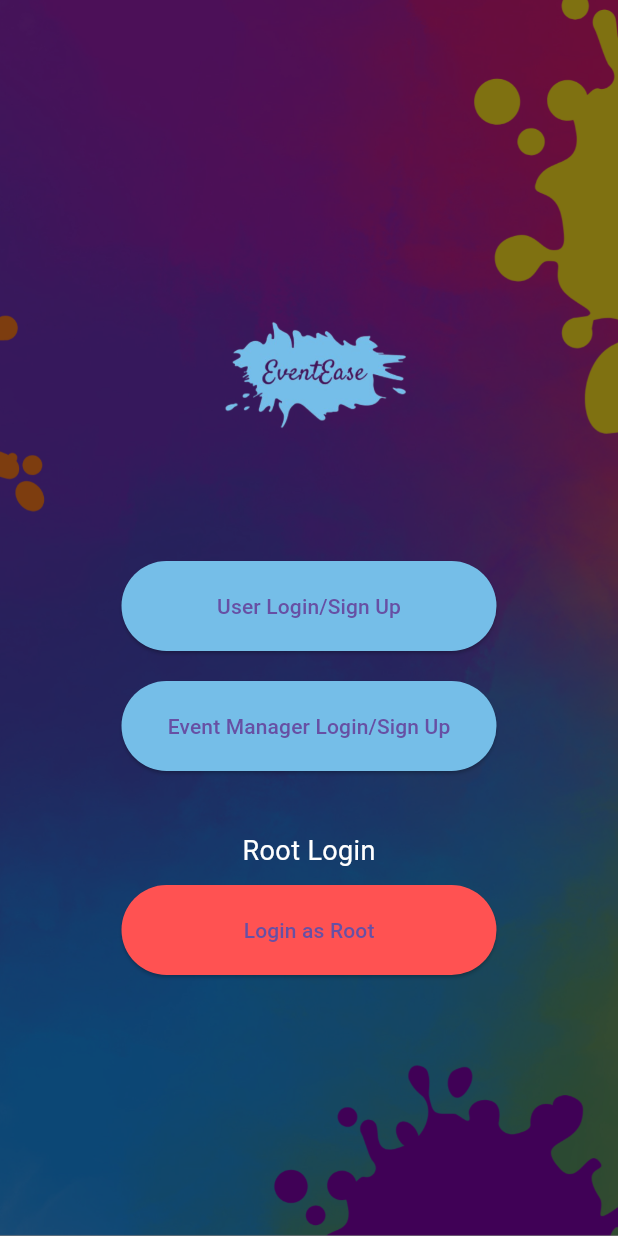
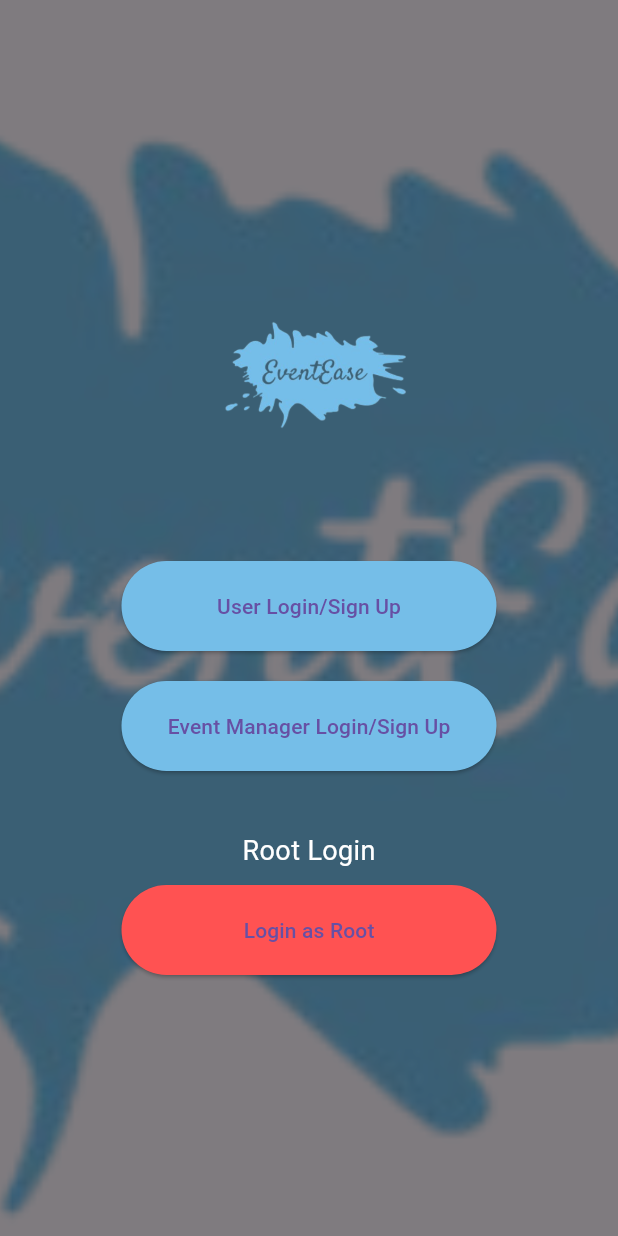
Before and after one commit to rudrap19/eventease1, a Flutter app: the screen it shows after launch, on a phone screen of 412 x 824 dp. Run offline on Flutter 3.47's test engine with Material 3 defaults, Android fonts, the phone set to English and light mode, and no system bars; our stand-ins replace carousel_slider, cloud_firestore, firebase_auth, firebase_core, firebase_storage, fluttertoast and 1 more; accounts and stored records are empty.

Commit message:
commit 10

```diff
--- a/lib/login_choice_file.dart
+++ b/lib/login_choice_file.dart
@@ -3,8 +3,7 @@ import 'user_auth_page.dart';
 import 'manager_auth_page.dart';
 
 /// This page displays separate login options for Users, Event Managers, and Root.
-/// - Users and Root use Firebase Authentication.
-/// - Event Managers use a custom flow that stores their details in Firestore.
+
 class LoginChoicePage extends StatelessWidget {
   @override
   Widget build(BuildContext context) {
@@ -15,7 +14,7 @@ class LoginChoicePage extends StatelessWidget {
           Container(
             decoration: BoxDecoration(
               image: DecorationImage(
-                image: AssetImage("assets/bg.png"),
+                image: AssetImage("assets/logo.png"),
                 fit: BoxFit.cover,
               ),
             ),
--- a/lib/venuepages/venue_page.dart
+++ b/lib/venuepages/venue_page.dart
@@ -29,7 +29,7 @@ class VenuePage extends StatelessWidget {
           children: [
             // Left side: venue image.
             Expanded(
-              flex: 2, // Adjust relative width of the image.
+              flex: 2, // Adjust relati                                                                                                                                                                                           ve width of the image.
               child: Image.network(
                 imageUrl,
                 height: double.infinity, // Fills vertical space.
```
Also changed, not shown: lib/managerroot/VenueSignUpFormApp.dart (+5 -5 lines).
